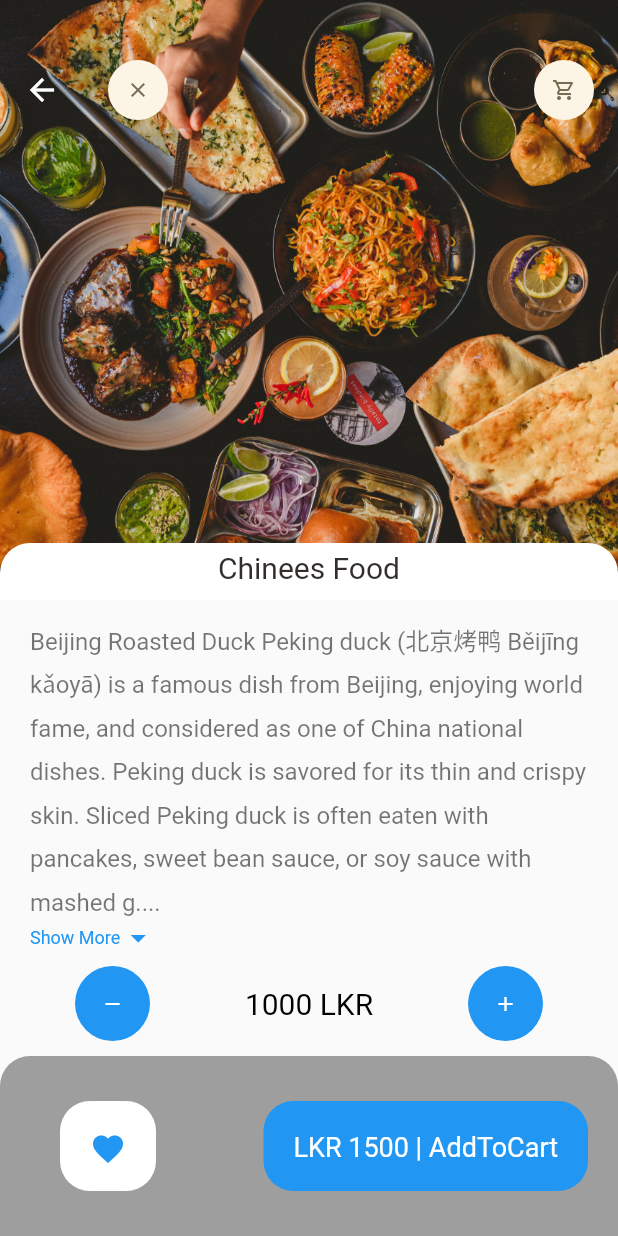
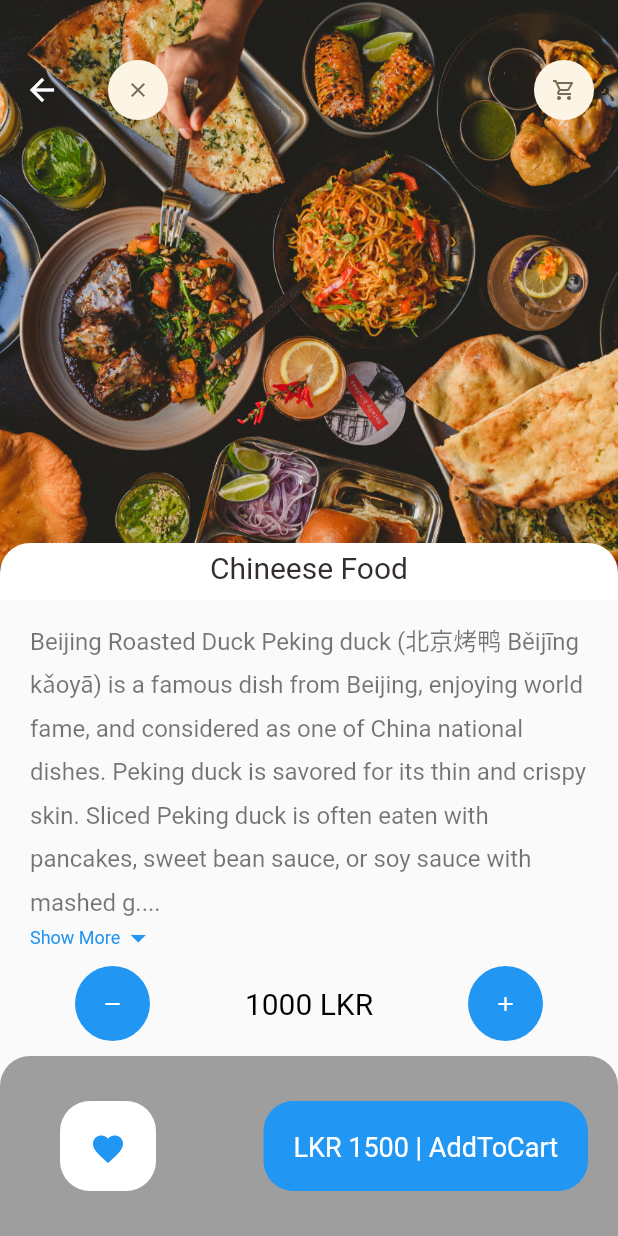
Before and after one commit to DinukaEkanayake/Food_Delivery_App, a Flutter app: the RecommendedFoodDetail screen opened directly, on a phone screen of 412 x 824 dp. Run offline on Flutter 3.47's test engine with Material 2 defaults, Android fonts, the phone set to English and light mode, and no system bars; our stand-ins replace device_preview, dots_indicator, get.

Commit message:
updated files

```diff
--- a/lib/main.dart
+++ b/lib/main.dart
@@ -4,6 +4,7 @@ import 'package:flutter/material.dart';
 import 'package:food_delievery/screens/account/account_page.dart';
 import 'package:food_delievery/screens/authentication/registration_page.dart';
 import 'package:food_delievery/screens/authentication/sign_in_page.dart';
+import 'package:food_delievery/screens/cart/cart_page.dart';
 import 'package:food_delievery/screens/food/popular_food_detail.dart';
 import 'package:food_delievery/screens/food/recommended_food_detail.dart';
 import 'package:food_delievery/screens/home/food_page_body.dart';
@@ -36,7 +37,8 @@ class MyApp extends StatelessWidget {
       //MainFoodPage()
       //AccountPage()
       //SignInPage()
-      SignupPage()
+      //SignupPage()
+      CartPage()
     );
   }
 }
--- a/lib/screens/authentication/sign_in_page.dart
+++ b/lib/screens/authentication/sign_in_page.dart
@@ -35,7 +35,7 @@ class SignInPage extends StatelessWidget {
           ),
           RichText(text: TextSpan(
               recognizer: TapGestureRecognizer()..onTap=()=>Get.back(),
-              text: "Welcome to AppleStore",
+              text: "Welcome to FastFood",
               style: TextStyle(
                   color: Colors.grey,
                   fontSize: 20
--- a/lib/screens/food/popular_food_detail.dart
+++ b/lib/screens/food/popular_food_detail.dart
@@ -21,7 +21,7 @@ class PopularFoodDetail extends StatelessWidget {
               child: Container(
                 width: double.maxFinite,
                 height: 350,
-                decoration: BoxDecoration(
+                decoration: const BoxDecoration(
                   image: DecorationImage(
                       fit: BoxFit.cover,
                       image: AssetImage(
--- a/lib/screens/food/recommended_food_detail.dart
+++ b/lib/screens/food/recommended_food_detail.dart
@@ -30,7 +30,7 @@ class _RecommendedFoodDetailState extends State<RecommendedFoodDetail> {
             bottom: PreferredSize(
               preferredSize: Size.fromHeight(0),
               child: Container(
-                child: Center(child: BigText(text: "Chinees Food")),
+                child: Center(child: BigText(text: "Chineese Food")),
                 width: double.maxFinite,
                 padding: EdgeInsets.only(top: 5,bottom: 10),
                 decoration: BoxDecoration(
--- a/lib/screens/home/food_page_body.dart
+++ b/lib/screens/home/food_page_body.dart
@@ -29,7 +29,7 @@ class _FoodPageBodyState extends State<FoodPageBody> {
                   return _buildPageItem(position);
               }),
           ),
-                    new DotsIndicator(
+                      DotsIndicator(
                       dotsCount: 5,
                       position: 0,//currpgevalue
                       decorator: DotsDecorator(
```
Lines whose indentation alone changed are shown as unchanged.
